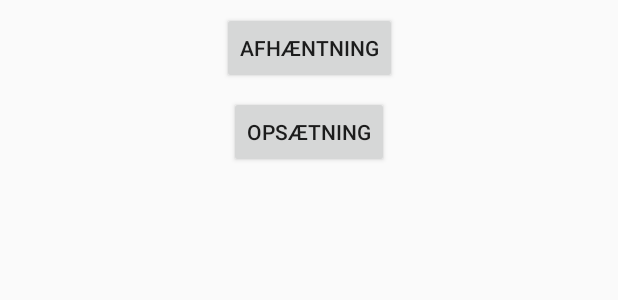
After one commit to gjorup95/StatsBiblioteket-NFC-Tag-Prototype, an Android app: the layout activity_work_selector.xml on its own in the app's theme, with its tools: preview values and no code run, on a phone screen of 412 x 824 dp. The commit adds this screen. Shown: the top 300 px of the screen. Run offline under Robolectric (Android 15) with nearby library versions, the phone set to English and light mode, and no system bars.

Commit message:
Adding Workselector

```diff
--- a/app/src/main/AndroidManifest.xml
+++ b/app/src/main/AndroidManifest.xml
@@ -17,13 +17,15 @@
             android:name=".MainActivity"
             android:label="@string/app_name"
             android:theme="@style/AppTheme.NoActionBar">
+        </activity>
+        <activity android:name=".FetchBooks" />
+        <activity android:name=".WorkSelector">
             <intent-filter>
                 <action android:name="android.intent.action.MAIN" />
 
                 <category android:name="android.intent.category.LAUNCHER" />
             </intent-filter>
         </activity>
-        <activity android:name=".FetchBooks"></activity>
     </application>
 
 </manifest>
--- a/app/src/main/res/layout/activity_main.xml
+++ b/app/src/main/res/layout/activity_main.xml
@@ -10,12 +10,6 @@
         android:layout_width="match_parent"
         android:layout_height="wrap_content"
         android:theme="@style/AppTheme.AppBarOverlay">
-
-        <Button
-            android:id="@+id/gotoFetch"
-            android:layout_width="match_parent"
-            android:layout_height="wrap_content"
-            android:text="Button" />
 
         <android.support.v7.widget.Toolbar
             android:id="@+id/toolbar"
--- /dev/null
+++ b/app/src/main/res/layout/activity_work_selector.xml
@@ -0,0 +1,28 @@
+<?xml version="1.0" encoding="utf-8"?>
+<android.support.constraint.ConstraintLayout xmlns:android="http://schemas.android.com/apk/res/android"
+    xmlns:app="http://schemas.android.com/apk/res-auto"
+    xmlns:tools="http://schemas.android.com/tools"
+    android:layout_width="match_parent"
+    android:layout_height="match_parent"
+    tools:context=".WorkSelector">
+
+    <Button
+        android:id="@+id/afhBut"
+        android:layout_width="wrap_content"
+        android:layout_height="wrap_content"
+        android:layout_marginTop="8dp"
+        android:text="Afhæntning"
+        app:layout_constraintEnd_toEndOf="parent"
+        app:layout_constraintStart_toStartOf="parent"
+        app:layout_constraintTop_toTopOf="parent" />
+
+    <Button
+        android:id="@+id/opsBut"
+        android:layout_width="wrap_content"
+        android:layout_height="wrap_content"
+        android:layout_marginTop="8dp"
+        android:text="Opsætning"
+        app:layout_constraintEnd_toEndOf="parent"
+        app:layout_constraintStart_toStartOf="parent"
+        app:layout_constraintTop_toBottomOf="@+id/afhBut" />
+</android.support.constraint.ConstraintLayout>
```
Also changed, not shown: app/src/main/java/com/example/bruger/nfc_ekssys/MainActivity.java (+0 -10 lines), app/src/main/java/com/example/bruger/nfc_ekssys/WorkSelector.java (added, +35 -0 lines).
